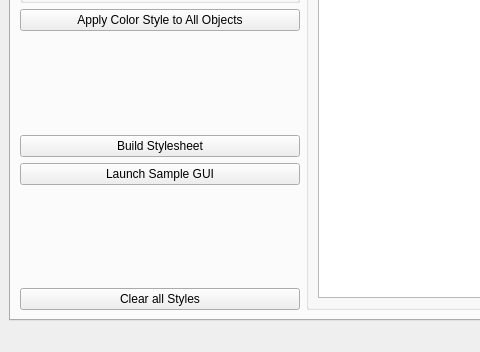
Above: flexgui/src/flexqss.ui from jethornton/flexgui before the change; both pictures show x 0 to 480 and y 379 to 731 of the 936 by 731 pixel window. Below: the same form after it.
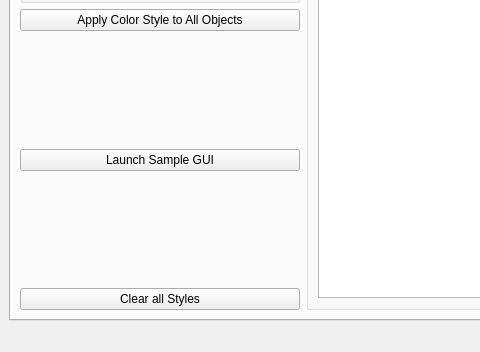
That is the form after the change.

Commit message: remove test button

Patch:
```diff
--- a/flexgui/src/flexqss.ui
+++ b/flexgui/src/flexqss.ui
@@ -328,7 +328,7 @@
           </layout>
          </widget>
         </item>
-        <item row="0" column="1" rowspan="10">
+        <item row="0" column="1" rowspan="9">
          <widget class="QGroupBox" name="groupBox">
           <property name="title">
            <string>Instructions</string>
@@ -350,7 +350,7 @@
           </layout>
          </widget>
         </item>
-        <item row="8" column="0">
+        <item row="7" column="0">
          <spacer name="verticalSpacer_5">
           <property name="orientation">
            <enum>Qt::Vertical</enum>
@@ -483,27 +483,20 @@
           </layout>
          </widget>
         </item>
-        <item row="7" column="0">
+        <item row="6" column="0">
          <widget class="QPushButton" name="launch_sample_pb">
           <property name="text">
            <string>Launch Sample GUI</string>
           </property>
          </widget>
         </item>
-        <item row="9" column="0">
+        <item row="8" column="0">
          <widget class="QPushButton" name="all_clear_style">
           <property name="text">
            <string>Clear all Styles</string>
           </property>
          </widget>
         </item>
-        <item row="6" column="0">
-         <widget class="QPushButton" name="build_stylesheet_pb">
-          <property name="text">
-           <string>Build Stylesheet</string>
-          </property>
-         </widget>
-        </item>
        </layout>
       </widget>
       <widget class="QWidget" name="tab">
```
The commit also changes 1 other file.
